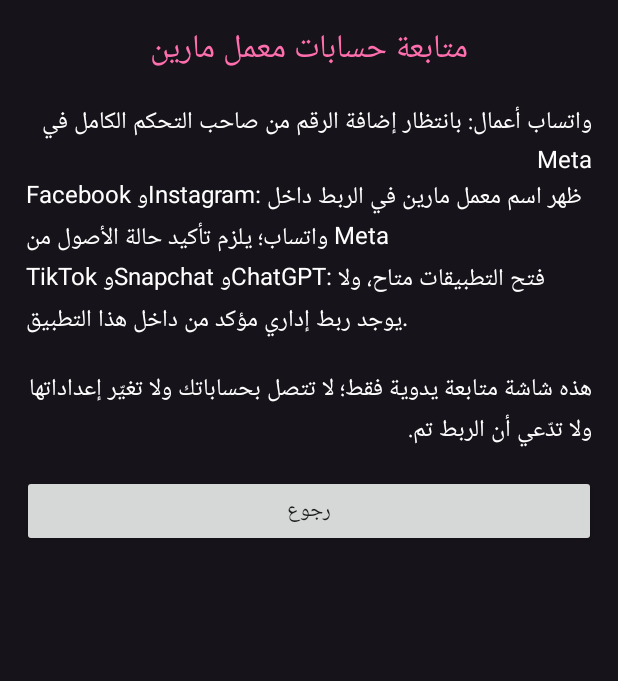
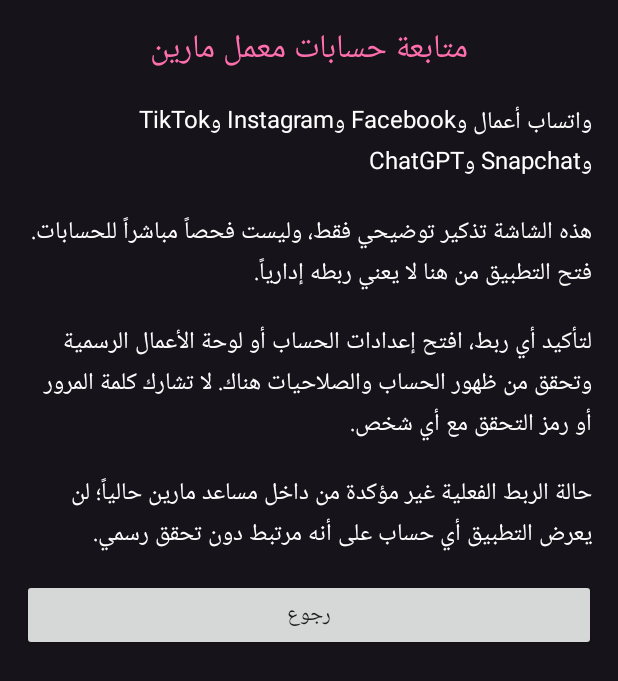
Before and after one commit to omarhal2288-commits/marine-assistant-2026, an Android app: the AccountsStatusActivity screen opened directly, with no data from a screen before it, on a phone screen of 412 x 824 dp. Shown: the top 681 px of the screen. Run offline under Robolectric (Android 15) with nearby library versions, the phone set to English and light mode, and no system bars.

Commit message:
Make platform connection status guidance non-assertive

```diff
--- a/app/src/main/java/com/marine/assistant/AccountsStatusActivity.kt
+++ b/app/src/main/java/com/marine/assistant/AccountsStatusActivity.kt
@@ -1,13 +1,39 @@
 package com.marine.assistant
+
 import android.app.Activity
 import android.os.Bundle
 import android.view.Gravity
-import android.widget.*
-class AccountsStatusActivity:Activity(){
- override fun onCreate(savedInstanceState:Bundle?){super.onCreate(savedInstanceState)
-  val root=LinearLayout(this).apply{orientation=1;setPadding(22,22,22,22);setBackgroundColor(0xFF17131A.toInt())}
-  root.addView(TextView(this).apply{text="متابعة حسابات معمل مارين";textSize=22f;gravity=Gravity.CENTER;setTextColor(0xFFFF6FAE.toInt())})
-  root.addView(TextView(this).apply{text="واتساب أعمال: بانتظار إضافة الرقم من صاحب التحكم الكامل في Meta\nFacebook وInstagram: ظهر اسم معمل مارين في الربط داخل واتساب؛ يلزم تأكيد حالة الأصول من Meta\nTikTok وSnapchat وChatGPT: فتح التطبيقات متاح، ولا يوجد ربط إداري مؤكد من داخل هذا التطبيق.\n\nهذه شاشة متابعة يدوية فقط؛ لا تتصل بحساباتك ولا تغيّر إعداداتها ولا تدّعي أن الربط تم.";textSize=16f;setTextColor(-1);setPadding(4,24,4,24)})
-  root.addView(Button(this).apply{text="رجوع";setOnClickListener{finish()}});setContentView(root)
- }
+import android.widget.Button
+import android.widget.LinearLayout
+import android.widget.TextView
+
+class AccountsStatusActivity : Activity() {
+    override fun onCreate(savedInstanceState: Bundle?) {
+        super.onCreate(savedInstanceState)
+
+        val root = LinearLayout(this).apply {
+            orientation = LinearLayout.VERTICAL
+            setPadding(22, 22, 22, 22)
+            setBackgroundColor(0xFF17131A.toInt())
+        }
+        root.addView(TextView(this).apply {
+            text = "متابعة حسابات معمل مارين"
+            textSize = 22f
+            gravity = Gravity.CENTER
+            setTextColor(0xFFFF6FAE.toInt())
+        })
+
+        root.addView(TextView(this).apply {
+            text = "واتساب أعمال وFacebook وInstagram وTikTok وSnapchat وChatGPT\n\nهذه الشاشة تذكير توضيحي فقط، وليست فحصاً مباشراً للحسابات. فتح التطبيق من هنا لا يعني ربطه إدارياً.\n\nلتأكيد أي ربط، افتح إعدادات الحساب أو لوحة الأعمال الرسمية وتحقق من ظهور الحساب والصلاحيات هناك. لا تشارك كلمة المرور أو رمز التحقق مع أي شخص.\n\nحالة الربط الفعلية غير مؤكدة من داخل مساعد مارين حالياً؛ لن يعرض التطبيق أي حساب على أنه مرتبط دون تحقق رسمي."
+            textSize = 16f
+            setTextColor(-1)
+            setPadding(4, 24, 4, 24)
+        })
+
+        root.addView(Button(this).apply {
+            text = "رجوع"
+            setOnClickListener { finish() }
+        })
+        setContentView(root)
+    }
 }
```
